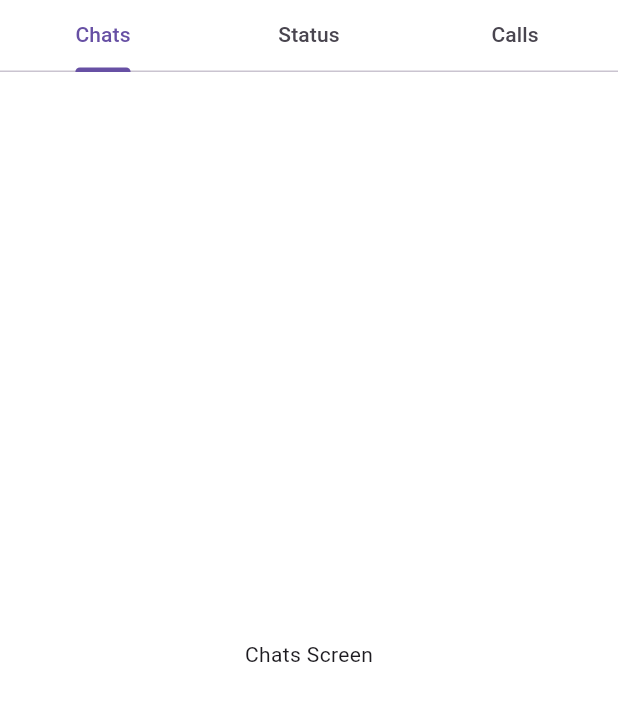
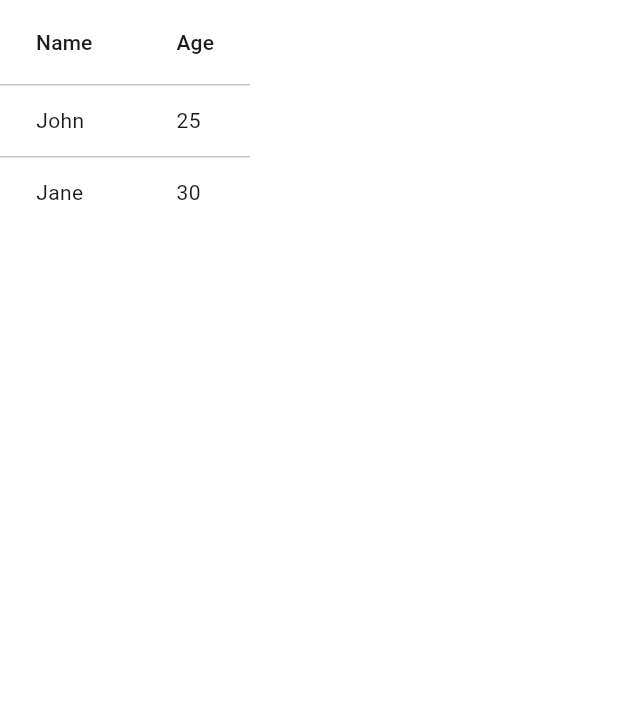
Before and after one commit to malkthere/amda2025-API-Animation, a Flutter app: the advancelayout screen opened directly, on a phone screen of 412 x 824 dp. Shown: the top 701 px of the screen. Run offline on Flutter 3.47's test engine with Material 3 defaults, Android fonts, the phone set to English and light mode, and no system bars.

Commit message:
advance lay0ut 03

```diff
--- a/lib/OnboardingScreen.dart
+++ b/lib/OnboardingScreen.dart
@@ -11,29 +11,23 @@ class _advancelayoutState extends State<advancelayout> {
   Widget build(BuildContext context) {
     return Scaffold(
       backgroundColor: Colors.white,
-      body: DefaultTabController(
-        length: 3,
-        child: Column(
-          children: [
-            TabBar(
-              tabs: [
-                Tab(text: 'Chats'),
-                Tab(text: 'Status'),
-                Tab(text: 'Calls'),
-              ],
-            ),
-            Expanded(
-              child: TabBarView(
-                children: [
-                  Center(child: Text('Chats Screen')),
-                  Center(child: Text('Status Screen')),
-                  Center(child: Text('Calls Screen')),
-                ],
-              ),
-            ),
-          ],
-        ),
+      body: DataTable(
+        columns: [
+          DataColumn(label: Text('Name')),
+          DataColumn(label: Text('Age')),
+        ],
+        rows: [
+          DataRow(cells: [
+            DataCell(Text('John')),
+            DataCell(Text('25')),
+          ]),
+          DataRow(cells: [
+            DataCell(Text('Jane')),
+            DataCell(Text('30')),
+          ]),
+        ],
       )
+
     );
   }
 }
--- a/lib/main.dart
+++ b/lib/main.dart
@@ -87,8 +87,7 @@ class _TabBarDemoState extends State<TabBarDemo> with TickerProviderStateMixin {
                   ],
                 ),
              ],
-           )
-         ,
+           ),
           Center(
             child: Text(
               'Movie Tab Content',
```
